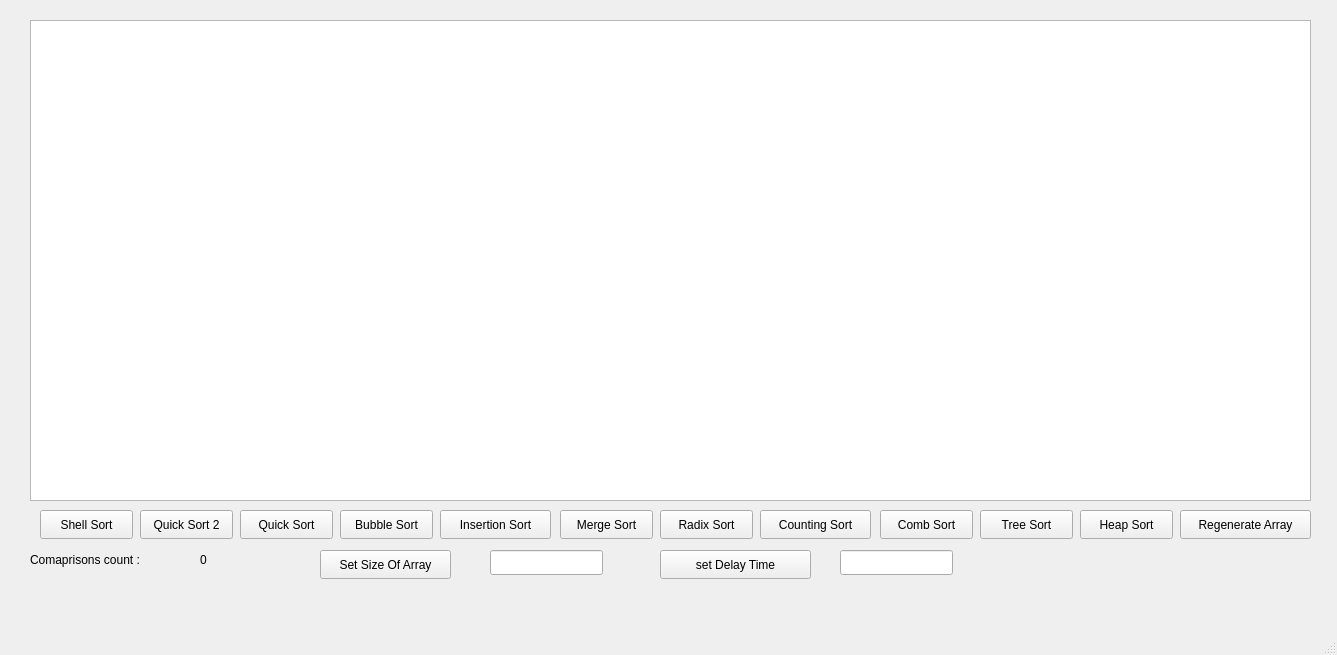
First picture: the form in mainwindow.ui, repository mostafa21314/QT_Visualizer_for_Sorting_Algos, before the edit.
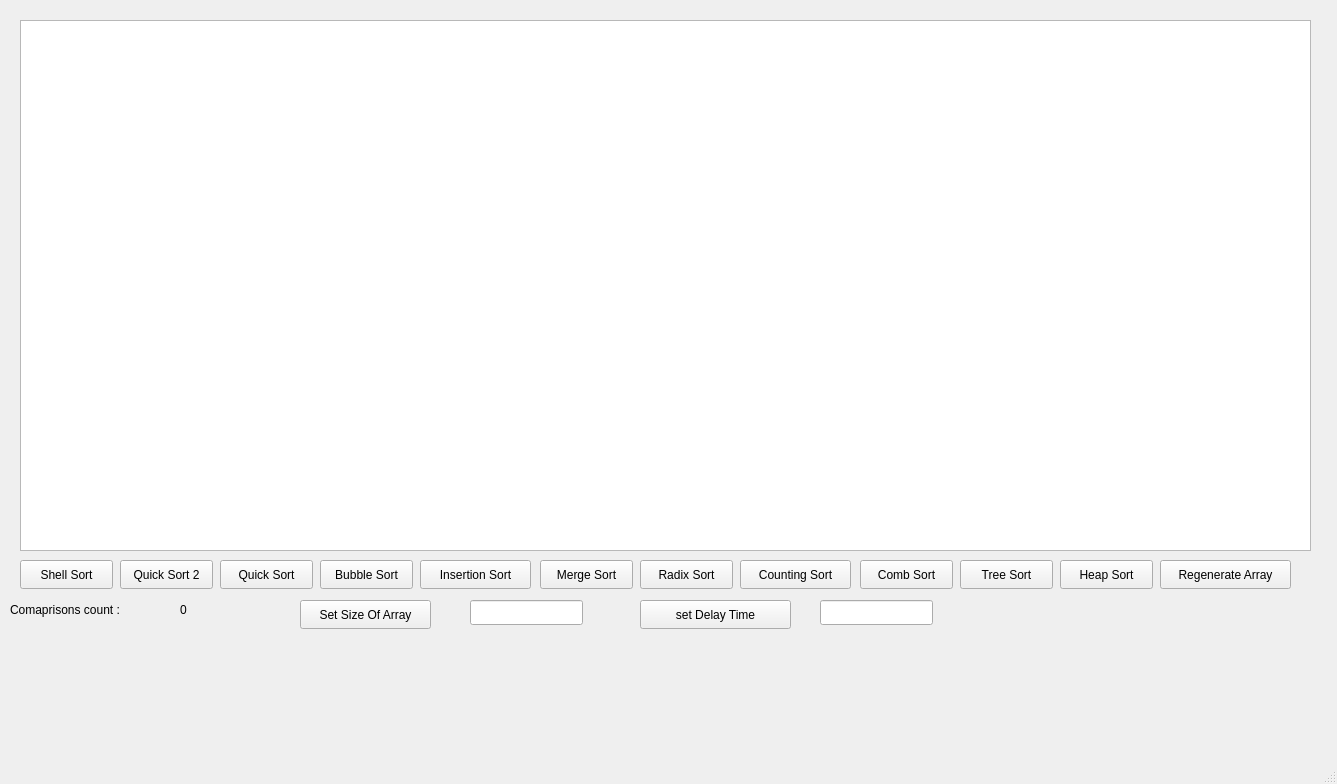
Second picture: the form after the edit.

```diff
--- a/mainwindow.ui
+++ b/mainwindow.ui
@@ -7,7 +7,7 @@
     <x>0</x>
     <y>0</y>
     <width>1337</width>
-    <height>655</height>
+    <height>784</height>
    </rect>
   </property>
   <property name="windowTitle">
@@ -17,8 +17,8 @@
    <widget class="QPushButton" name="Radix_Button">
     <property name="geometry">
      <rect>
-      <x>660</x>
-      <y>510</y>
+      <x>640</x>
+      <y>560</y>
       <width>93</width>
       <height>29</height>
      </rect>
@@ -30,8 +30,8 @@
    <widget class="QPushButton" name="Heap_Button">
     <property name="geometry">
      <rect>
-      <x>1080</x>
-      <y>510</y>
+      <x>1060</x>
+      <y>560</y>
       <width>93</width>
       <height>29</height>
      </rect>
@@ -43,8 +43,8 @@
    <widget class="QPushButton" name="Tree_Button">
     <property name="geometry">
      <rect>
-      <x>980</x>
-      <y>510</y>
+      <x>960</x>
+      <y>560</y>
       <width>93</width>
       <height>29</height>
      </rect>
@@ -56,8 +56,8 @@
    <widget class="QPushButton" name="Insertion_Button">
     <property name="geometry">
      <rect>
-      <x>440</x>
-      <y>510</y>
+      <x>420</x>
+      <y>560</y>
       <width>111</width>
       <height>29</height>
      </rect>
@@ -69,8 +69,8 @@
    <widget class="QPushButton" name="Quick_Button">
     <property name="geometry">
      <rect>
-      <x>240</x>
-      <y>510</y>
+      <x>220</x>
+      <y>560</y>
       <width>93</width>
       <height>29</height>
      </rect>
@@ -82,8 +82,8 @@
    <widget class="QPushButton" name="Bubble_Button">
     <property name="geometry">
      <rect>
-      <x>340</x>
-      <y>510</y>
+      <x>320</x>
+      <y>560</y>
       <width>93</width>
       <height>29</height>
      </rect>
@@ -95,8 +95,8 @@
    <widget class="QPushButton" name="Merge_button">
     <property name="geometry">
      <rect>
-      <x>560</x>
-      <y>510</y>
+      <x>540</x>
+      <y>560</y>
       <width>93</width>
       <height>29</height>
      </rect>
@@ -108,8 +108,8 @@
    <widget class="QPushButton" name="Comb_Button">
     <property name="geometry">
      <rect>
-      <x>880</x>
-      <y>510</y>
+      <x>860</x>
+      <y>560</y>
       <width>93</width>
       <height>29</height>
      </rect>
@@ -121,8 +121,8 @@
    <widget class="QPushButton" name="Counting_Button">
     <property name="geometry">
      <rect>
-      <x>760</x>
-      <y>510</y>
+      <x>740</x>
+      <y>560</y>
       <width>111</width>
       <height>29</height>
      </rect>
@@ -134,8 +134,8 @@
    <widget class="QPushButton" name="Quick_Button_2">
     <property name="geometry">
      <rect>
-      <x>140</x>
-      <y>510</y>
+      <x>120</x>
+      <y>560</y>
       <width>93</width>
       <height>29</height>
      </rect>
@@ -147,8 +147,8 @@
    <widget class="QPushButton" name="Shell_Button">
     <property name="geometry">
      <rect>
-      <x>40</x>
-      <y>510</y>
+      <x>20</x>
+      <y>560</y>
       <width>93</width>
       <height>29</height>
      </rect>
@@ -160,8 +160,8 @@
    <widget class="QLabel" name="label">
     <property name="geometry">
      <rect>
-      <x>30</x>
-      <y>550</y>
+      <x>10</x>
+      <y>600</y>
       <width>141</width>
       <height>20</height>
      </rect>
@@ -173,18 +173,18 @@
    <widget class="QGraphicsView" name="graphicsView">
     <property name="geometry">
      <rect>
-      <x>30</x>
+      <x>20</x>
       <y>20</y>
-      <width>1281</width>
-      <height>481</height>
+      <width>1291</width>
+      <height>531</height>
      </rect>
     </property>
    </widget>
    <widget class="QLabel" name="CompCount">
     <property name="geometry">
      <rect>
-      <x>200</x>
-      <y>550</y>
+      <x>180</x>
+      <y>600</y>
       <width>63</width>
       <height>20</height>
      </rect>
@@ -196,8 +196,8 @@
    <widget class="QLineEdit" name="ArraySize">
     <property name="geometry">
      <rect>
-      <x>490</x>
-      <y>550</y>
+      <x>470</x>
+      <y>600</y>
       <width>113</width>
       <height>25</height>
      </rect>
@@ -206,8 +206,8 @@
    <widget class="QPushButton" name="arraySize_Button">
     <property name="geometry">
      <rect>
-      <x>320</x>
-      <y>550</y>
+      <x>300</x>
+      <y>600</y>
       <width>131</width>
       <height>29</height>
      </rect>
@@ -219,8 +219,8 @@
    <widget class="QPushButton" name="Generate_Button">
     <property name="geometry">
      <rect>
-      <x>1180</x>
-      <y>510</y>
+      <x>1160</x>
+      <y>560</y>
       <width>131</width>
       <height>29</height>
      </rect>
@@ -232,8 +232,8 @@
    <widget class="QPushButton" name="SetDelayButton">
     <property name="geometry">
      <rect>
-      <x>660</x>
-      <y>550</y>
+      <x>640</x>
+      <y>600</y>
       <width>151</width>
       <height>29</height>
      </rect>
@@ -245,8 +245,8 @@
    <widget class="QLineEdit" name="DelayTiming">
     <property name="geometry">
      <rect>
-      <x>840</x>
-      <y>550</y>
+      <x>820</x>
+      <y>600</y>
       <width>113</width>
       <height>25</height>
      </rect>
```
Left out of the diff: 2 changed lines with no effect on the pictures.
